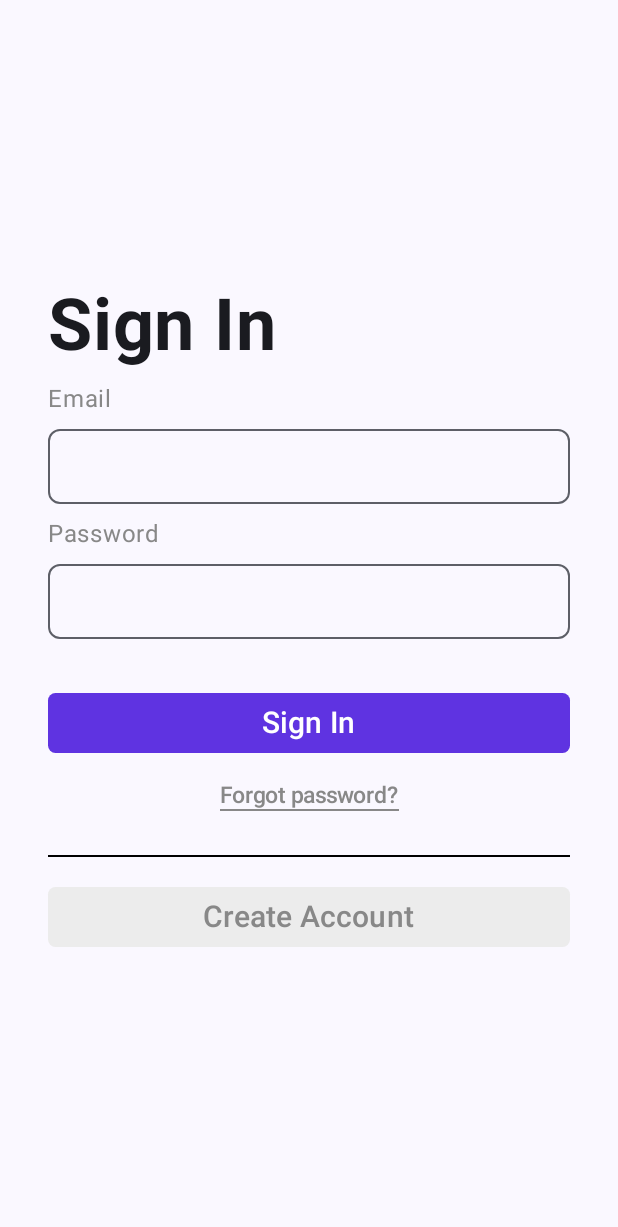
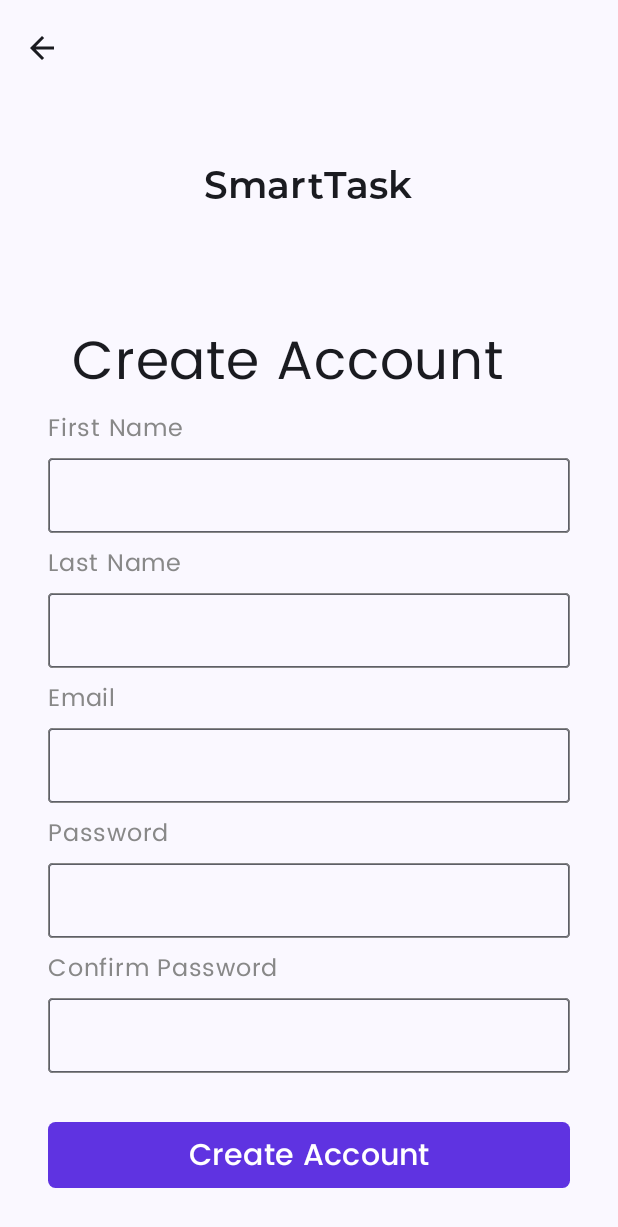
Before and after one commit to ToneDevN/SmartTask, an Android app built with Jetpack Compose: the screen it shows after launch (MainActivity), on a phone screen of 412 x 824 dp. Shown: the top 1227 px of the screen. Run offline under Robolectric (Android 15) with nearby library versions, the phone set to English and light mode, and no system bars.

Commit message:
add Create Account Screen

```diff
--- a/app/src/main/java/com/example/myfirstapp/MainActivity.kt
+++ b/app/src/main/java/com/example/myfirstapp/MainActivity.kt
@@ -1,5 +1,6 @@
 package com.example.myfirstapp
 
+import CreateAccountScreen
 import android.os.Bundle
 import androidx.activity.ComponentActivity
 import androidx.activity.compose.setContent
@@ -24,7 +25,7 @@ class MainActivity : ComponentActivity() {
                     modifier = Modifier.fillMaxSize(),
                     color = MaterialTheme.colorScheme.background
                 ) {
-                    SignInScreen()
+                    CreateAccountScreen()
                 }
             }
         }
--- /dev/null
+++ b/app/src/main/java/com/example/myfirstapp/screens/CreateAccountScreen.kt
@@ -0,0 +1,298 @@
+
+import android.annotation.SuppressLint
+import android.widget.Toast
+import androidx.compose.foundation.border
+import androidx.compose.foundation.layout.Column
+import androidx.compose.foundation.layout.Spacer
+import androidx.compose.foundation.layout.fillMaxSize
+import androidx.compose.foundation.layout.fillMaxWidth
+import androidx.compose.foundation.layout.height
+import androidx.compose.foundation.layout.padding
+import androidx.compose.foundation.layout.size
+import androidx.compose.foundation.shape.RoundedCornerShape
+import androidx.compose.foundation.text.KeyboardOptions
+import androidx.compose.material.icons.Icons
+import androidx.compose.material.icons.filled.ArrowBack
+import androidx.compose.material3.Button
+import androidx.compose.material3.ButtonDefaults
+import androidx.compose.material3.ExperimentalMaterial3Api
+import androidx.compose.material3.Icon
+import androidx.compose.material3.IconButton
+import androidx.compose.material3.MaterialTheme
+import androidx.compose.material3.OutlinedTextField
+import androidx.compose.material3.Scaffold
+import androidx.compose.material3.Text
+import androidx.compose.material3.TopAppBar
+import androidx.compose.material3.TopAppBarDefaults
+import androidx.compose.runtime.Composable
+import androidx.compose.runtime.LaunchedEffect
+import androidx.compose.runtime.getValue
+import androidx.compose.runtime.mutableStateOf
+import androidx.compose.runtime.remember
+import androidx.compose.runtime.setValue
+import androidx.compose.ui.Alignment
+import androidx.compose.ui.Modifier
+import androidx.compose.ui.graphics.Color
+import androidx.compose.ui.platform.LocalContext
+import androidx.compose.ui.text.font.Font
+import androidx.compose.ui.text.font.FontFamily
+import androidx.compose.ui.text.font.FontWeight
+import androidx.compose.ui.text.input.KeyboardType
+import androidx.compose.ui.text.input.PasswordVisualTransformation
+import androidx.compose.ui.unit.dp
+import androidx.compose.ui.unit.sp
+import com.example.myfirstapp.R
+import com.example.myfirstapp.ui.theme.purple
+
+
+
+
+val Poppins = FontFamily(
+    Font(R.font.poppins_regular),
+    Font(R.font.poppins_bold, FontWeight.Bold),
+    Font(R.font.poppins_medium, FontWeight.Medium),
+    Font(R.font.poppins_light, FontWeight.Light),
+    Font(R.font.poppins_semibold, FontWeight.SemiBold)
+)
+val Montserrat = FontFamily(
+    Font(R.font.montserrat_semibold, FontWeight.SemiBold)
+)
+
+
+
+@Composable
+fun EmailPasswordContent(
+    firstName: String,
+    onFirstNameChange: (String) -> Unit,
+    lastName: String,
+    onLastNameChange: (String) -> Unit,
+    email: String,
+    onEmailChange: (String) -> Unit,
+    password: String,
+    onPasswordChange: (String) -> Unit,
+    confirmPassword: String,
+    onconfirmPasswordChange: (String) -> Unit
+) {
+    val cornerShape = RoundedCornerShape(3.dp)
+    val borderWidth = 0.1.dp
+
+    Column {
+        Text(
+            text = "First Name",
+            color = Color.Gray,
+            fontFamily = Poppins,
+            fontWeight = FontWeight.Normal,
+            fontSize = 16.sp,
+            modifier = Modifier.padding(vertical = 8.dp)
+        )
+        OutlinedTextField(
+            value = firstName,
+            onValueChange = onFirstNameChange,
+            modifier = Modifier.fillMaxWidth().height(50.dp)
+                .border(borderWidth, color = Color.Gray, shape = cornerShape),
+            shape = cornerShape,
+            keyboardOptions = KeyboardOptions(keyboardType = KeyboardType.Text)
+        )
+        Text(
+            text = "Last Name",
+            color = Color.Gray,
+            fontFamily = Poppins,
+            fontWeight = FontWeight.Normal,
+            fontSize = 16.sp,
+            modifier = Modifier.padding(vertical = 8.dp)
+        )
+        OutlinedTextField(
+            value = lastName,
+            onValueChange = onLastNameChange,
+            modifier = Modifier.fillMaxWidth().height(50.dp)
+                .border(borderWidth, color = Color.Gray, shape = cornerShape),
+            shape = cornerShape,
+            keyboardOptions = KeyboardOptions(keyboardType = KeyboardType.Text)
+        )
+        Text(
+            text = "Email",
+            color = Color.Gray,
+            fontFamily = Poppins,
+            fontWeight = FontWeight.Normal,
+            fontSize = 16.sp,
+            modifier = Modifier.padding(vertical = 8.dp)
+        )
+        OutlinedTextField(
+            value = email,
+            onValueChange = onEmailChange,
+            modifier = Modifier.fillMaxWidth().height(50.dp)
+                .border(borderWidth, color = Color.Gray, shape = cornerShape),
+            shape = cornerShape,
+            keyboardOptions = KeyboardOptions(keyboardType = KeyboardType.Email)
+        )
+        Text(
+            text = "Password",
+            color = Color.Gray,
+            fontFamily = Poppins,
+            fontWeight = FontWeight.Normal,
+            fontSize = 16.sp,
+            modifier = Modifier.padding(vertical = 8.dp)
+        )
+        OutlinedTextField(
+            value = password,
+            onValueChange = onPasswordChange,
+            modifier = Modifier
+                .fillMaxWidth()
+                .height(50.dp)
+                .border(borderWidth, color = Color.Gray, shape = cornerShape),
+            shape = cornerShape,
+            visualTransformation = PasswordVisualTransformation(),
+            keyboardOptions = KeyboardOptions(keyboardType = KeyboardType.Password)
+        )
+        Text(
+            text = "Confirm Password",
+            color = Color.Gray,
+            fontFamily = Poppins,
+            fontWeight = FontWeight.Normal,
+            fontSize = 16.sp,
+            modifier = Modifier.padding(vertical = 8.dp)
+        )
+        OutlinedTextField(
+            value = confirmPassword,
+            onValueChange = onconfirmPasswordChange,
+            modifier = Modifier
+                .fillMaxWidth()
+                .height(50.dp)
+                .border(borderWidth, color = Color.Gray, shape = cornerShape),
+            shape = cornerShape,
+            visualTransformation = PasswordVisualTransformation(),
+            keyboardOptions = KeyboardOptions(keyboardType = KeyboardType.Password)
+        )
+    }
+}
+
+
+
+@SuppressLint("UnusedMaterial3ScaffoldPaddingParameter")
+@OptIn(ExperimentalMaterial3Api::class)
+@Composable
+fun CreateAccountScreen() {
+    val contextForToast = LocalContext.current.applicationContext
+
+    var firstName by remember { mutableStateOf("") }
+    var lastName by remember { mutableStateOf("") }
+    var username by remember { mutableStateOf("") }
+    var email by remember { mutableStateOf("") }
+    var password by remember { mutableStateOf("") }
+    var confirmPassword by remember { mutableStateOf("") }
+
+    Scaffold(
+        topBar = {
+            TopAppBar(
+                title = { Text("", fontFamily = Poppins) },
+                navigationIcon = {
+                    IconButton(
+                        onClick = {
+                            "" },
+                        modifier = Modifier.size(48.dp)
+                    ) {
+                        Icon(Icons.Default.ArrowBack, contentDescription = "Back")
+                    }
+                },
+                colors = TopAppBarDefaults.smallTopAppBarColors(containerColor = MaterialTheme.colorScheme.surface)
+            )
+        }
+    )
+
+    {
+        Column(
+            modifier = Modifier
+                .fillMaxSize()
+                .padding(32.dp),
+            horizontalAlignment = Alignment.CenterHorizontally
+        ) {
+            Spacer(modifier = Modifier.height(60.dp))
+
+            // Centered SmartTask
+            Text(
+                text = "SmartTask",
+                fontWeight = FontWeight.SemiBold,
+                fontSize = 25.sp,
+                fontFamily = Montserrat,
+                modifier = Modifier.padding(vertical = 16.dp)
+            )
+
+            Spacer(modifier = Modifier.height(60.dp))
+
+            // Start-aligned Create Account
+            Text(
+                text = "Create Account",
+                fontWeight = FontWeight.Normal,
+                fontSize = 36.sp,
+                fontFamily = Poppins,
+                modifier = Modifier
+                    .padding(start = 16.dp)
+                    .align(Alignment.Start)
+            )
+
+        EmailPasswordContent(
+                firstName = firstName,
+                onFirstNameChange = { firstName = it },
+                lastName = lastName,
+                onLastNameChange = { lastName = it },
+                email = email,
+                onEmailChange = { email = it },
+                password = password,
+                onPasswordChange = { password = it } ,
+                confirmPassword = confirmPassword,
+                onconfirmPasswordChange = { confirmPassword = it}
+            )
+
+//            Column {
+//                Text(
+//                    text = "Confirm Password",
+//                    color = MaterialTheme.colorScheme.primary,
+//                    fontFamily = Poppins,
+//                    fontWeight = FontWeight.Normal,
+//                    fontSize = 16.sp,
+//                    modifier = Modifier.padding(vertical = 8.dp)
+//                )
+//                OutlinedTextField(
+//                    value = confirmPassword,
+//                    onValueChange = { confirmPassword = it },
+//                    modifier = Modifier
+//                        .fillMaxWidth()
+//                        .height(50.dp),
+//                    shape = RoundedCornerShape(8.dp),
+//                    visualTransformation = PasswordVisualTransformation(),
+//                    keyboardOptions = KeyboardOptions(keyboardType = KeyboardType.Password)
+//                )
+//            }
+
+            Spacer(modifier = Modifier.height(height = 32.dp))
+            Button(
+                onClick = { "" },
+                modifier = Modifier.fillMaxWidth(),
+                shape = RoundedCornerShape(5.dp),
+                colors = ButtonDefaults.buttonColors(containerColor = purple )
+            ) {
+                Text("Create Account", fontSize = 20.sp, fontFamily = Poppins)
+            }
+
+            if (password != confirmPassword) {
+                Text(
+                    text = "Passwords do not match",
+                    color = MaterialTheme.colorScheme.error,
+                    fontSize = 15.sp,
+                    modifier = Modifier.padding(top = 16.dp)
+                )
+            }
+
+            LaunchedEffect(key1 = Unit) {
+                if (username.isNotEmpty() && email.isNotEmpty() && password.isNotEmpty() && password == confirmPassword) {
+                    // Save the user's account information
+                    Toast.makeText(
+                        contextForToast,
+                        "Account created successfully!",
+                        Toast.LENGTH_SHORT
+                    ).show()
+                }
+            }
+        }
+    }
+}
```
Also changed, not shown: app/src/main/res/font/montserrat_semibold.otf (added), app/src/main/res/font/poppins_bold.ttf (added), app/src/main/res/font/poppins_light.ttf (added), app/src/main/res/font/poppins_medium.ttf (added), app/src/main/res/font/poppins_regular.ttf (added), app/src/main/res/font/poppins_semibold.ttf (added).
